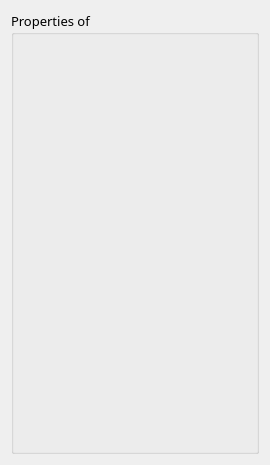
The window that src/qpicasa/ui/propertieswidget.ui (juliendz/imagius) describes before a commit, drawn with Qt 5.
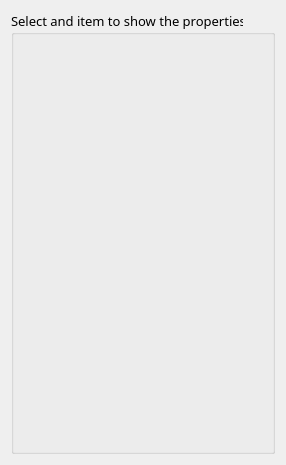
The same window after the commit.

```diff
--- a/src/qpicasa/ui/propertieswidget.ui
+++ b/src/qpicasa/ui/propertieswidget.ui
@@ -23,7 +23,7 @@
       </font>
      </property>
      <property name="title">
-      <string>Properties of</string>
+      <string>Select and item to show the properties</string>
      </property>
     </widget>
    </item>
```
